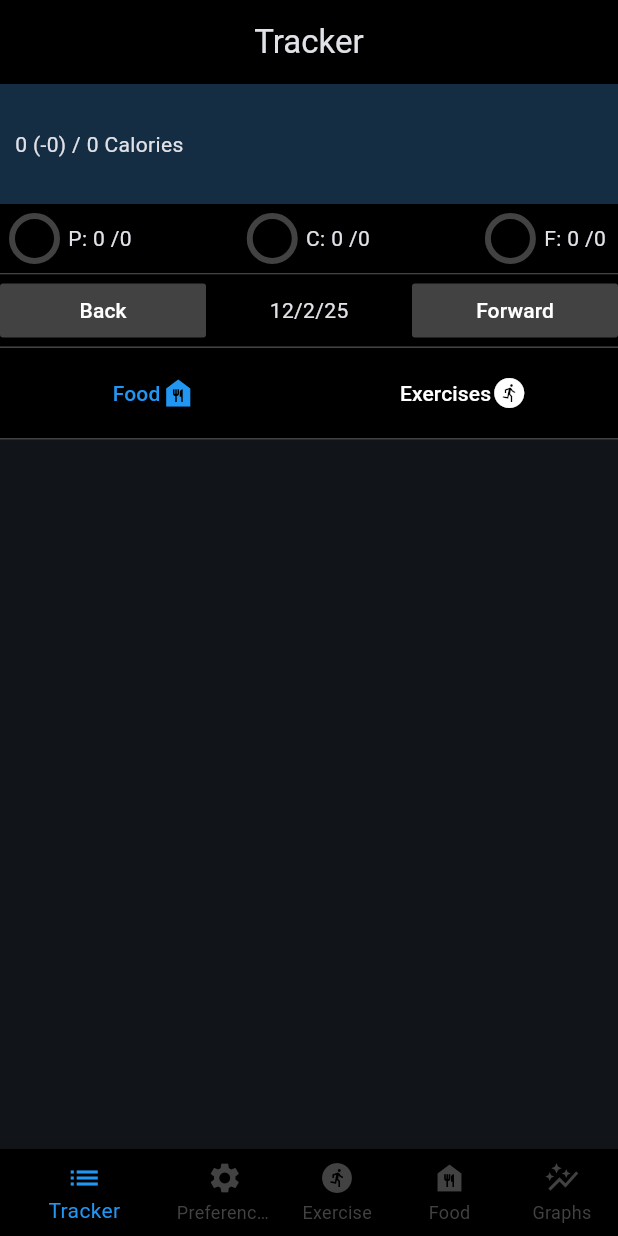
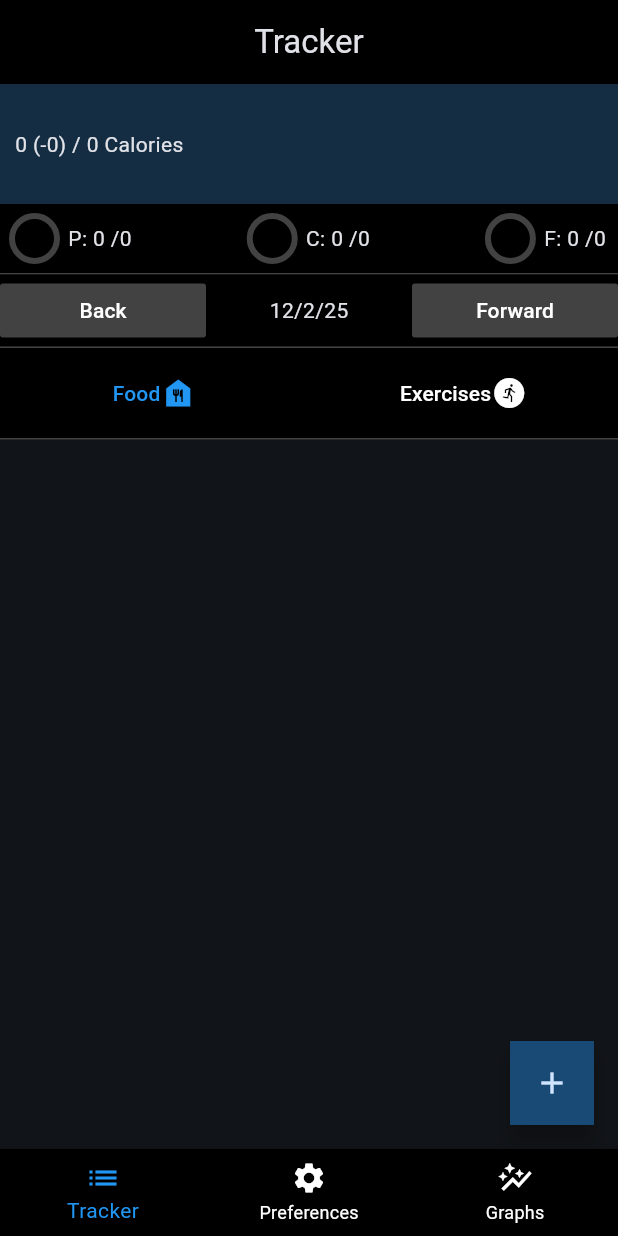
Before and after one commit to r2andrew/caloreasy, a Flutter app: the screen it shows after launch, item 2 of the bottom bar chosen, after a tap on "Save", after a tap on "Back", on a phone screen of 412 x 824 dp. Run offline on Flutter 3.47's test engine with Material 3 defaults, Android fonts, the phone set to English and light mode, and no system bars; our stand-ins replace fl_chart, flutter_local_notifications, flutter_slidable, hive, hive_flutter; missing offline and left inert: android_alarm_manager_plus, mobile_scanner, openfoodfacts; accounts and stored records are empty.

Commit message:
ui - add in tracker page, not nav

```diff
--- a/lib/pages/add_exercise.dart
+++ b/lib/pages/add_exercise.dart
@@ -4,12 +4,10 @@ import 'package:flutter/material.dart';
 class AddExercisePage extends StatefulWidget {
 
   String selectedDate;
-  Function goToTracker;
 
   AddExercisePage({
     super.key,
     required this.selectedDate,
-    required this.goToTracker
   });
 
   @override
@@ -25,7 +23,7 @@ class _AddExercisePageState extends State<AddExercisePage> {
 
   void submit() {
       db.addExerciseEntry(widget.selectedDate, exercise, minutes.toInt());
-      widget.goToTracker();
+      Navigator.of(context).pop();
   }
 
   @override
--- a/lib/pages/base_page.dart
+++ b/lib/pages/base_page.dart
@@ -44,44 +44,23 @@ class _BasePageState extends State<BasePage> {
 
   Widget getPage (int index) {
     switch (index) {
+      case 0:
+        return TrackerPage();
       case 1:
-        return PreferencesPage(
-            selectedDate: selectedDate.toString(),
-            goToTracker: goToTracker
-        );
-      case 2:
-        return AddExercisePage(
-            selectedDate: selectedDate.toString(),
-            goToTracker: goToTracker
-        );
-      case 3:
-        return AddFoodPage(
-            selectedDate: selectedDate.toString()
-        );
-      case 4:
+        return PreferencesPage(goToTracker: goToTracker);
+      default:
         return GraphsPage();
-      default:
-        return TrackerPage(updateDate: updateDate, selectedDate: selectedDate);
     }
   }
 
   final List<BottomNavigationBarItem> pageLabels = [
     BottomNavigationBarItem(
-        backgroundColor: Colors.black,
         icon: Icon(Icons.list),
         label: 'Tracker'
     ),
     BottomNavigationBarItem(
         icon: Icon(Icons.settings),
         label: 'Preferences'
-    ),
-    BottomNavigationBarItem(
-        icon: Icon(Icons.run_circle),
-        label: 'Exercise'
-    ),
-    BottomNavigationBarItem(
-        icon: Icon(Icons.food_bank),
-        label: 'Food'
     ),
     BottomNavigationBarItem(
         icon: Icon(Icons.auto_graph),
@@ -94,6 +73,7 @@ class _BasePageState extends State<BasePage> {
     return Scaffold(
       body: getPage(_selectedIndex),
       bottomNavigationBar: BottomNavigationBar(
+          backgroundColor: Colors.black,
           showUnselectedLabels: true,
           unselectedItemColor: selectedDate == todaysDate ? Colors.white : Colors.grey[800],
           selectedItemColor: Colors.blue,
--- a/lib/pages/preferences.dart
+++ b/lib/pages/preferences.dart
@@ -9,12 +9,10 @@ import '../helpers/noti_service.dart';
 
 class PreferencesPage extends StatefulWidget {
 
-  String selectedDate;
   Function goToTracker;
 
   PreferencesPage({
     super.key,
-    required this.selectedDate,
     required this.goToTracker
   });
 
@@ -38,7 +36,7 @@ class _PreferencesPageState extends State<PreferencesPage> {
   @override
   void initState() {
 
-    var preferences = db.getPreferences(widget.selectedDate);
+    var preferences = db.getPreferences(todaysDate.toString());
 
     _caloriesController.text = preferences['calories'].toString();
     _proteinController.text = preferences['protein'].toString();
@@ -95,7 +93,7 @@ class _PreferencesPageState extends State<PreferencesPage> {
             'carbs': int.parse(_carbsController.text),
             'fat': int.parse(_fatController.text),
           };
-          db.updatePreferences(widget.selectedDate, updatedPreferences);
+          db.updatePreferences(todaysDate.toString(), updatedPreferences);
 
           widget.goToTracker();
         }
--- a/lib/pages/tracker.dart
+++ b/lib/pages/tracker.dart
@@ -3,18 +3,15 @@ import 'package:caloreasy/components/exercises.dart';
 import 'package:caloreasy/components/grouped_foods.dart';
 import 'package:caloreasy/components/tracker_view_selector.dart';
 import 'package:caloreasy/database/local_database.dart';
+import 'package:caloreasy/pages/add_exercise.dart';
+import 'package:caloreasy/pages/add_food.dart';
 import 'package:flutter/material.dart';
 import '../components/date_selector.dart';
 
 class TrackerPage extends StatefulWidget {
 
-  Function updateDate;
-  DateTime selectedDate;
-
   TrackerPage({
     super.key,
-    required this.updateDate,
-    required this.selectedDate
   });
 
   @override
@@ -23,21 +20,31 @@ class TrackerPage extends StatefulWidget {
 
 class _TrackerPageState extends State<TrackerPage> {
 
+  DateTime selectedDate = DateTime.now()
+      .copyWith(hour: 0, minute: 0, second: 0, millisecond: 0, microsecond: 0);
+
   LocalDatabase db = LocalDatabase();
 
   String tabSelection = 'food';
 
   bool notificationOn = false;
 
+  void updateDate(String direction) {
+    setState(() {
+      direction == 'forward' ? selectedDate = selectedDate.add(Duration(days: 1)) :
+      selectedDate = selectedDate.subtract(Duration(days: 1));
+    });
+  }
+
   void deleteFood (id) {
     setState(() {
-      db.deleteFoodEntry(widget.selectedDate.toString(), id);
+      db.deleteFoodEntry(selectedDate.toString(), id);
     });
   }
 
   void deleteExercise(index) {
     setState(() {
-      db.deleteExerciseEntry(widget.selectedDate.toString(), index);
+      db.deleteExerciseEntry(selectedDate.toString(), index);
     });
   }
 
@@ -48,15 +55,27 @@ class _TrackerPageState extends State<TrackerPage> {
         title: Center(child: Text('Tracker')),
         backgroundColor: Colors.black,
       ),
+      floatingActionButton: FloatingActionButton(
+          onPressed: () => {
+            Navigator.push(context, MaterialPageRoute(
+              builder: (context) =>
+              tabSelection == 'food' ?
+                AddFoodPage(selectedDate: selectedDate.toString())
+                : AddExercisePage(selectedDate: selectedDate.toString())
+            )).then(((_) => setState(() {})))
+          },
+          shape: ContinuousRectangleBorder(),
+          child: Icon(Icons.add),
+      ),
       body: SingleChildScrollView(
         child: Column(
           children: [
 
-            DailyStats(selectedDate: widget.selectedDate.toString()),
+            DailyStats(selectedDate: selectedDate.toString()),
 
             Divider(height: 1, thickness: 1, color: Colors.grey[800],),
 
-            DateSelector(selectedDate: widget.selectedDate, updateDate: widget.updateDate),
+            DateSelector(selectedDate: selectedDate, updateDate: updateDate),
 
             Divider(height: 1, thickness: 1, color: Colors.grey[800],),
 
@@ -67,8 +86,8 @@ class _TrackerPageState extends State<TrackerPage> {
             Divider(height: 1, thickness: 1, color: Colors.grey[800],),
 
             tabSelection == 'food' ?
-              GroupedFoods(selectedDate: widget.selectedDate, deleteFunction: deleteFood) :
-              Exercises(selectedDate: widget.selectedDate.toString(), deleteExercise: deleteExercise,)
+              GroupedFoods(selectedDate: selectedDate, deleteFunction: deleteFood) :
+              Exercises(selectedDate: selectedDate.toString(), deleteExercise: deleteExercise,)
           ],
         ),
       ),
```
